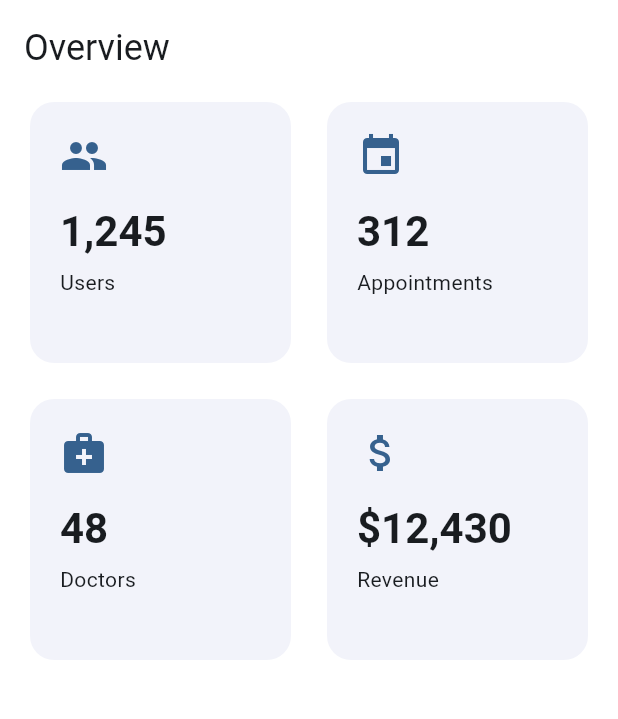
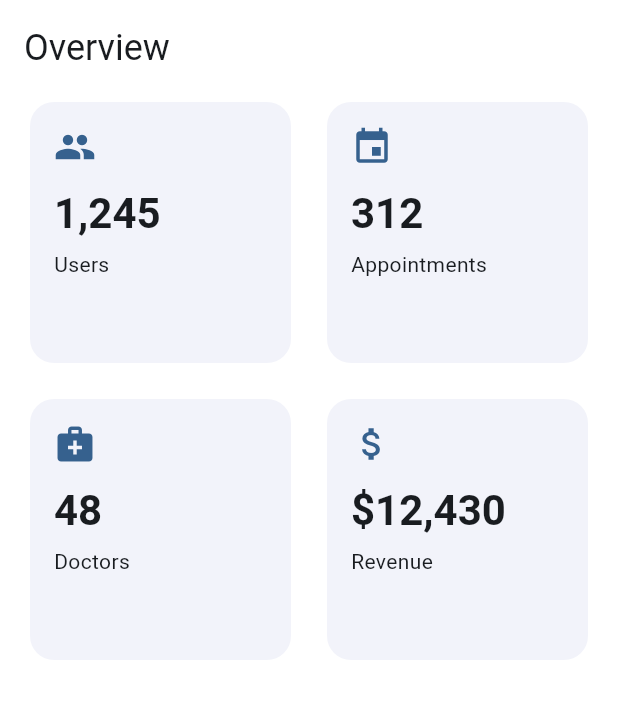
Before and after one commit to itrsorthopedisiagaraya/flutter_web, a Flutter app: the AdminDashboardPage screen opened by its route, on a phone screen of 412 x 824 dp, the part 84-803 px from its top. Run offline on Flutter 3.47's test engine with Material 3 defaults, Android fonts, the phone set to English and light mode, and no system bars.

Commit message:
fix bottom overview inside card dashboard

```diff
--- a/lib/screen/admin/dashboard/widget/card.dart
+++ b/lib/screen/admin/dashboard/widget/card.dart
@@ -21,21 +21,36 @@ class StatCard extends StatelessWidget {
       color: scheme.surfaceContainerLow,
       shape: RoundedRectangleBorder(borderRadius: BorderRadius.circular(16)),
       child: Padding(
-        padding: const EdgeInsets.all(20),
+        padding: const EdgeInsets.all(16),
+        child: SingleChildScrollView(
           child: Column(
+            mainAxisSize: MainAxisSize.min, // 👈 CRITICAL
             crossAxisAlignment: CrossAxisAlignment.start,
             children: [
-            Icon(icon, size: 32, color: scheme.primary),
-            const SizedBox(height: 16),
+              Icon(icon, size: 28, color: scheme.primary),
+              const SizedBox(height: 12),
+
+              FittedBox(
+                fit: BoxFit.scaleDown,
+                alignment: Alignment.centerLeft,
+                child: Text(
+                  value,
+                  style: Theme.of(context).textTheme.headlineMedium?.copyWith(
+                    fontWeight: FontWeight.bold,
+                  ),
+                ),
+              ),
+
+              const SizedBox(height: 6),
+
               Text(
-              value,
-              style: Theme.of(
-                context,
-              ).textTheme.headlineMedium?.copyWith(fontWeight: FontWeight.bold),
+                title,
+                maxLines: 1,
+                overflow: TextOverflow.ellipsis,
+                style: Theme.of(context).textTheme.bodyMedium,
               ),
-            const SizedBox(height: 6),
-            Text(title, style: Theme.of(context).textTheme.bodyMedium),
             ],
+          ),
         ),
       ),
     );
--- a/lib/screen/admin/dashboard/widget/content.dart
+++ b/lib/screen/admin/dashboard/widget/content.dart
@@ -8,30 +8,42 @@ class DashboardContent extends StatelessWidget {
   @override
   Widget build(BuildContext context) {
     final width = MediaQuery.of(context).size.width;
+    double ratio = 1.0;
 
     int columns = 2;
-    if (width >= 1200) {
+    if (width >= 1024) {
       columns = 4;
-    } else if (width >= 900) {
+      ratio = 1.5;
+    } else if (width >= 720) {
       columns = 3;
-    } else if (width >= 600) {
-      columns = 2;
+      ratio = 1.35;
     }
 
-    return SingleChildScrollView(
+    return CustomScrollView(
+      slivers: [
+        SliverToBoxAdapter(
           child: Column(
             crossAxisAlignment: CrossAxisAlignment.start,
             children: [
-          Text('Overview', style: Theme.of(context).textTheme.headlineSmall),
+              Text(
+                'Overview',
+                style: Theme.of(context).textTheme.headlineSmall,
+              ),
               const SizedBox(height: 16),
+            ],
+          ),
+        ),
 
-          GridView.count(
+        SliverPadding(
+          padding: const EdgeInsets.only(bottom: 16),
+          sliver: SliverGrid(
+            gridDelegate: SliverGridDelegateWithFixedCrossAxisCount(
               crossAxisCount: columns,
-            shrinkWrap: true,
-            physics: const NeverScrollableScrollPhysics(),
               mainAxisSpacing: 16,
               crossAxisSpacing: 16,
-            children: const [
+              childAspectRatio: ratio, // 👈 IMPORTANT for desktop
+            ),
+            delegate: SliverChildListDelegate(const [
               StatCard(title: 'Users', value: '1,245', icon: Icons.people),
               StatCard(title: 'Appointments', value: '312', icon: Icons.event),
               StatCard(
@@ -44,10 +56,10 @@ class DashboardContent extends StatelessWidget {
                 value: '\$12,430',
                 icon: Icons.attach_money,
               ),
-            ],
+            ]),
+          ),
         ),
       ],
-      ),
     );
   }
 }
```
Lines whose indentation alone changed are shown as unchanged.
